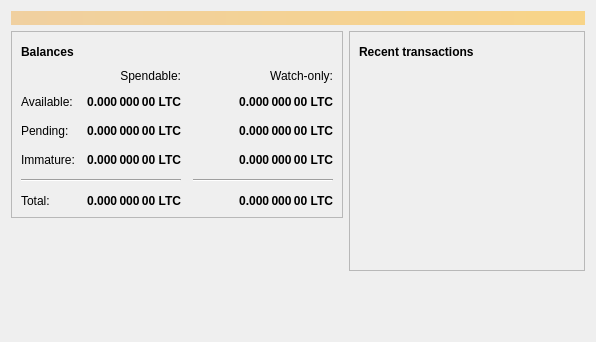
Qt form src/qt/forms/overviewpage.ui (pcjdev/condorcoin) before a commit.
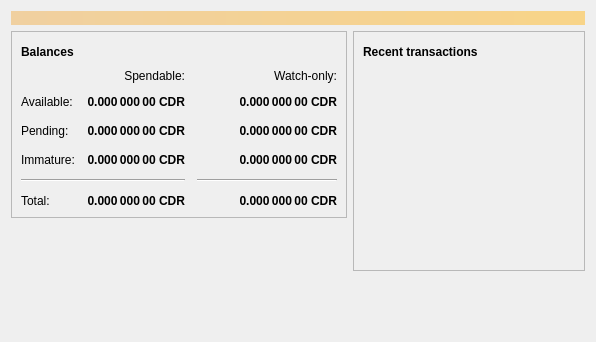
The same form after that commit. Icons and pictures are not drawn.

```diff
--- a/src/qt/forms/overviewpage.ui
+++ b/src/qt/forms/overviewpage.ui
@@ -129,7 +129,7 @@
                <string>Unconfirmed transactions to watch-only addresses</string>
               </property>
               <property name="text">
-               <string notr="true">0.000 000 00 LTC</string>
+               <string notr="true">0.000 000 00 CDR</string>
               </property>
               <property name="alignment">
                <set>Qt::AlignRight|Qt::AlignTrailing|Qt::AlignVCenter</set>
@@ -154,7 +154,7 @@
                <string>Total of transactions that have yet to be confirmed, and do not yet count toward the spendable balance</string>
               </property>
               <property name="text">
-               <string notr="true">0.000 000 00 LTC</string>
+               <string notr="true">0.000 000 00 CDR</string>
               </property>
               <property name="alignment">
                <set>Qt::AlignRight|Qt::AlignTrailing|Qt::AlignVCenter</set>
@@ -179,7 +179,7 @@
                <string>Mined balance in watch-only addresses that has not yet matured</string>
               </property>
               <property name="text">
-               <string notr="true">0.000 000 00 LTC</string>
+               <string notr="true">0.000 000 00 CDR</string>
               </property>
               <property name="alignment">
                <set>Qt::AlignRight|Qt::AlignTrailing|Qt::AlignVCenter</set>
@@ -237,7 +237,7 @@
                <string>Mined balance that has not yet matured</string>
               </property>
               <property name="text">
-               <string notr="true">0.000 000 00 LTC</string>
+               <string notr="true">0.000 000 00 CDR</string>
               </property>
               <property name="alignment">
                <set>Qt::AlignRight|Qt::AlignTrailing|Qt::AlignVCenter</set>
@@ -282,7 +282,7 @@
                <string>Your current total balance</string>
               </property>
               <property name="text">
-               <string notr="true">0.000 000 00 LTC</string>
+               <string notr="true">0.000 000 00 CDR</string>
               </property>
               <property name="alignment">
                <set>Qt::AlignRight|Qt::AlignTrailing|Qt::AlignVCenter</set>
@@ -307,7 +307,7 @@
                <string>Current total balance in watch-only addresses</string>
               </property>
               <property name="text">
-               <string notr="true">0.000 000 00 LTC</string>
+               <string notr="true">0.000 000 00 CDR</string>
               </property>
               <property name="alignment">
                <set>Qt::AlignRight|Qt::AlignTrailing|Qt::AlignVCenter</set>
@@ -349,7 +349,7 @@
                <string>Your current spendable balance</string>
               </property>
               <property name="text">
-               <string notr="true">0.000 000 00 LTC</string>
+               <string notr="true">0.000 000 00 CDR</string>
               </property>
               <property name="alignment">
                <set>Qt::AlignRight|Qt::AlignTrailing|Qt::AlignVCenter</set>
@@ -374,7 +374,7 @@
                <string>Your current balance in watch-only addresses</string>
               </property>
               <property name="text">
-               <string notr="true">0.000 000 00 LTC</string>
+               <string notr="true">0.000 000 00 CDR</string>
               </property>
               <property name="alignment">
                <set>Qt::AlignRight|Qt::AlignTrailing|Qt::AlignVCenter</set>
```
